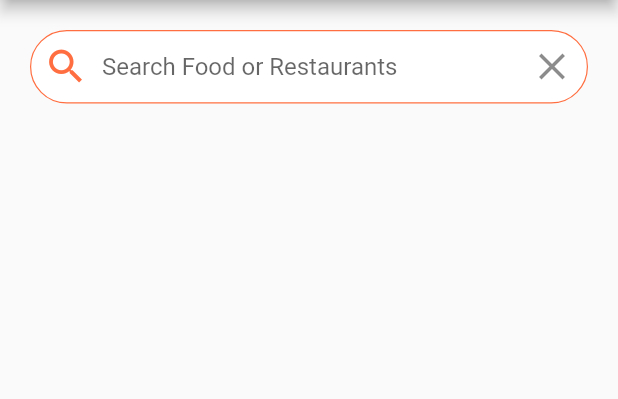
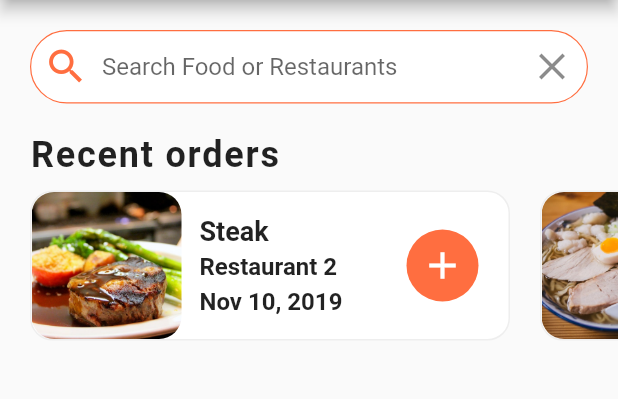
Before and after one commit to fedi-dayeg/food_delivery, a Flutter app: the screen it shows after launch, on a phone screen of 412 x 824 dp, the part 84-483 px from its top. Run offline on Flutter 3.47's test engine with Material 2 defaults, Android fonts, the phone set to English and light mode, and no system bars.

Commit message:
Add the recent order widget

```diff
--- a/lib/screen/home_screen.dart
+++ b/lib/screen/home_screen.dart
@@ -1,5 +1,7 @@
 import 'package:flutter/material.dart';
 import 'package:food_delivery/data/data.dart';
+import 'package:food_delivery/widgets/recent_orders.dart';
+import 'package:food_delivery/widgets/search_field.dart';
 
 class HomeScreen extends StatefulWidget {
   @override
@@ -31,36 +33,9 @@ class _HomeScreenState extends State<HomeScreen> {
         children: [
           Padding(
             padding: const EdgeInsets.all(20.0),
-            child: TextField(
-              decoration: InputDecoration(
-                contentPadding: EdgeInsets.symmetric(vertical: 15.0),
-                fillColor: Colors.white,
-                filled: true,
-                border: OutlineInputBorder(
-                  borderRadius: BorderRadius.circular(30.0),
-                  borderSide: BorderSide(width: 0.8),
-                ),
-                enabledBorder: OutlineInputBorder(
-                  borderRadius: BorderRadius.circular(30.0),
-                  borderSide: BorderSide(
-                      width: 0.8, color: Theme.of(context).primaryColor),
-                ),
-                hintText: 'Search Food or Restaurants',
-                prefixIcon: Icon(
-                  Icons.search,
-                  size: 30.0,
-                  color: Colors.deepOrangeAccent,
-                ),
-                suffixIcon: IconButton(
-                  icon: Icon(
-                    Icons.clear,
-                    size: 30.0,
-                  ),
-                  onPressed: () {},
-                ),
-              ),
-            ),
+            child: SearchField(),
           ),
+          RecentOrders(),
         ],
       ),
     );
--- /dev/null
+++ b/lib/widgets/recent_orders.dart
@@ -0,0 +1,127 @@
+import 'package:flutter/cupertino.dart';
+import 'package:flutter/material.dart';
+import 'package:food_delivery/data/data.dart';
+import 'package:food_delivery/models/order.dart';
+
+class RecentOrders extends StatelessWidget {
+  _buildRecentOrder(BuildContext context, Order order) {
+    return Container(
+      margin: EdgeInsets.all(10.0),
+      width: 320.0,
+      decoration: BoxDecoration(
+        color: Colors.white,
+        borderRadius: BorderRadius.circular(15.0),
+        border: Border.all(
+          width: 1.0,
+          color: Colors.grey[200],
+        ),
+      ),
+      child: Row(
+        mainAxisAlignment: MainAxisAlignment.spaceBetween,
+        children: [
+          Expanded(
+            child: Row(
+              children: [
+                ClipRRect(
+                  borderRadius: BorderRadius.circular(15.0),
+                  child: Image(
+                    height: 100.0,
+                    width: 100.0,
+                    fit: BoxFit.cover,
+                    image: AssetImage(
+                      order.food.imageUrl,
+                    ),
+                  ),
+                ),
+                Expanded(
+                  child: Container(
+                    margin: EdgeInsets.all(12.0),
+                    child: Column(
+                      mainAxisAlignment: MainAxisAlignment.center,
+                      crossAxisAlignment: CrossAxisAlignment.start,
+                      children: [
+                        Text(
+                          order.food.name,
+                          style: TextStyle(
+                            fontSize: 18.0,
+                            fontWeight: FontWeight.bold,
+                          ),
+                          overflow: TextOverflow.ellipsis,
+                        ),
+                        SizedBox(
+                          height: 4.0,
+                        ),
+                        Text(order.restaurant.name,
+                            style: TextStyle(
+                              fontSize: 16.0,
+                              fontWeight: FontWeight.w600,
+                            ),
+                            overflow: TextOverflow.ellipsis),
+                        SizedBox(
+                          height: 4.0,
+                        ),
+                        Text(order.date,
+                            style: TextStyle(
+                              fontSize: 16.0,
+                              fontWeight: FontWeight.w600,
+                            ),
+                            overflow: TextOverflow.ellipsis),
+                      ],
+                    ),
+                  ),
+                ),
+              ],
+            ),
+          ),
+          Container(
+            margin: EdgeInsets.only(right: 20.0),
+            width: 48.0,
+            decoration: BoxDecoration(
+              color: Theme.of(context).primaryColor,
+              borderRadius: BorderRadius.circular(30.0),
+            ),
+            child: IconButton(
+              icon: Icon(Icons.add),
+              iconSize: 30.0,
+              color: Colors.white,
+              onPressed: () {},
+            ),
+          )
+        ],
+      ),
+    );
+  }
+
+  @override
+  Widget build(BuildContext context) {
+    return Column(
+      crossAxisAlignment: CrossAxisAlignment.start,
+      children: [
+        Padding(
+          padding: const EdgeInsets.symmetric(horizontal: 20.0),
+          child: Text(
+            'Recent orders',
+            style: TextStyle(
+              fontSize: 24.0,
+              fontWeight: FontWeight.w600,
+              letterSpacing: 1.2,
+            ),
+          ),
+        ),
+        Container(
+          height: 120.0,
+          child: ListView.builder(
+            padding: EdgeInsets.only(left: 10.0),
+            physics: BouncingScrollPhysics(),
+            scrollDirection: Axis.horizontal,
+            itemBuilder: (BuildContext context, int index) {
+              Order order = currentUser.orders[index];
+              return _buildRecentOrder(context, order);
+            },
+            itemCount: currentUser.orders.length,
+          ),
+        )
+      ],
+    );
+  }
+}
--- /dev/null
+++ b/lib/widgets/search_field.dart
@@ -0,0 +1,36 @@
+import 'package:flutter/material.dart';
+
+class SearchField extends StatelessWidget {
+  @override
+  Widget build(BuildContext context) {
+    return TextField(
+      decoration: InputDecoration(
+        contentPadding: EdgeInsets.symmetric(vertical: 15.0),
+        fillColor: Colors.white,
+        filled: true,
+        border: OutlineInputBorder(
+          borderRadius: BorderRadius.circular(30.0),
+          borderSide: BorderSide(width: 0.8),
+        ),
+        enabledBorder: OutlineInputBorder(
+          borderRadius: BorderRadius.circular(30.0),
+          borderSide:
+              BorderSide(width: 0.8, color: Theme.of(context).primaryColor),
+        ),
+        hintText: 'Search Food or Restaurants',
+        prefixIcon: Icon(
+          Icons.search,
+          size: 30.0,
+          color: Colors.deepOrangeAccent,
+        ),
+        suffixIcon: IconButton(
+          icon: Icon(
+            Icons.clear,
+            size: 30.0,
+          ),
+          onPressed: () {},
+        ),
+      ),
+    );
+  }
+}
```
